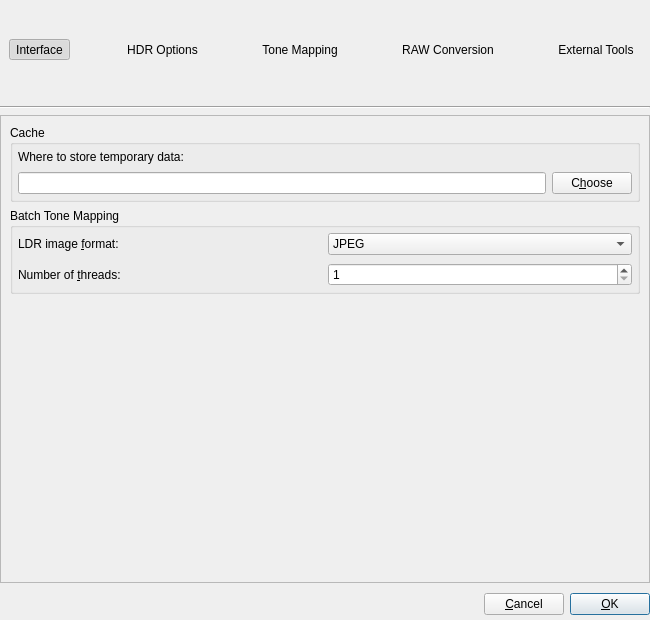
First picture: the form in forms/PreferencesDialog.ui, repository LuminanceHDR/LuminanceHDR, before the edit.
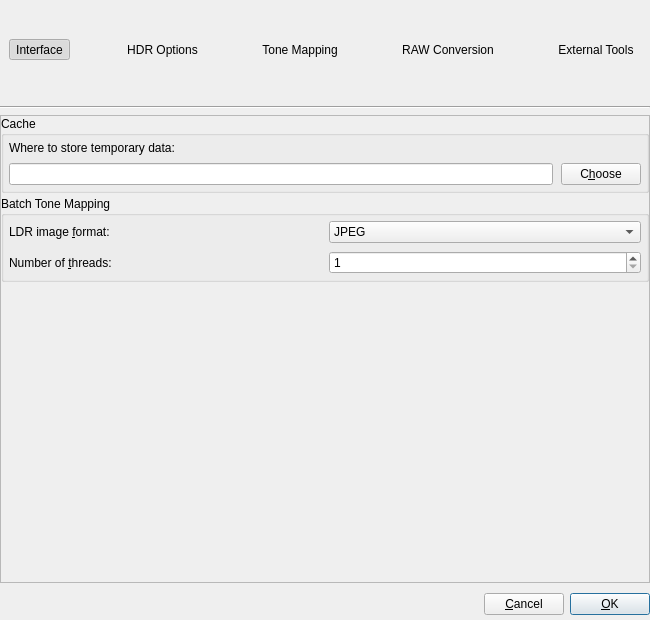
Second picture: the form after the edit. The open tabs and pages were chosen to show the change. Icons and pictures are not drawn.

Commit message: [PreferenceDialog] gray out some useless options

The edit to the form file:
```diff
--- a/forms/PreferencesDialog.ui
+++ b/forms/PreferencesDialog.ui
@@ -674,9 +674,13 @@
         </layout>
        </widget>
        <widget class="QWidget" name="tonemappingPage">
-        <layout class="QGridLayout" name="gridLayout_14">
-         <item row="0" column="0">
-          <layout class="QVBoxLayout" name="verticalLayout_25">
+        <layout class="QVBoxLayout" name="_8">
+         <property name="spacing">
+          <number>3</number>
+         </property>
+         <property name="margin">
+          <number>0</number>
+         </property>
            <item>
             <widget class="QGroupBox" name="tempDirGroupBox">
              <property name="title">
@@ -701,12 +705,6 @@
               </item>
               <item>
                <layout class="QHBoxLayout" name="_10">
-                <property name="spacing">
-                 <number>6</number>
-                </property>
-                <property name="margin">
-                 <number>0</number>
-                </property>
                 <item>
                  <widget class="QLineEdit" name="lineEditTempPath">
                   <property name="sizePolicy">
@@ -746,12 +744,6 @@
               </property>
               <item>
                <layout class="QHBoxLayout" name="_12">
-                <property name="spacing">
-                 <number>6</number>
-                </property>
-                <property name="margin">
-                 <number>0</number>
-                </property>
                 <item>
                  <widget class="QLabel" name="batchLdrFormatLabel">
                   <property name="toolTip">
@@ -801,12 +793,6 @@
               </item>
               <item>
                <layout class="QHBoxLayout" name="_13">
-                <property name="spacing">
-                 <number>6</number>
-                </property>
-                <property name="margin">
-                 <number>0</number>
-                </property>
                 <item>
                  <widget class="QLabel" name="numThreadsLabel">
                   <property name="toolTip">
@@ -861,8 +847,6 @@
             </spacer>
            </item>
           </layout>
-         </item>
-        </layout>
        </widget>
        <widget class="QWidget" name="rawConversionPage">
         <layout class="QGridLayout" name="gridLayout_6">
```
Left out of the diff: 64 changed lines with no effect on the pictures. Lines whose indentation alone changed are shown as unchanged.
